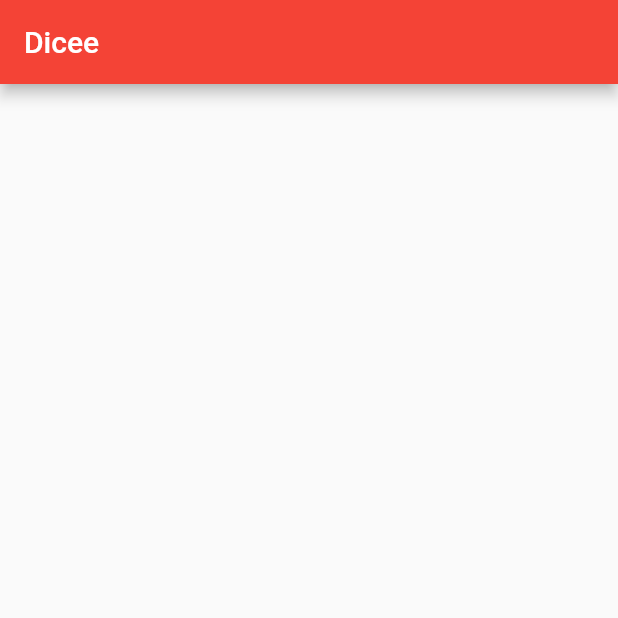
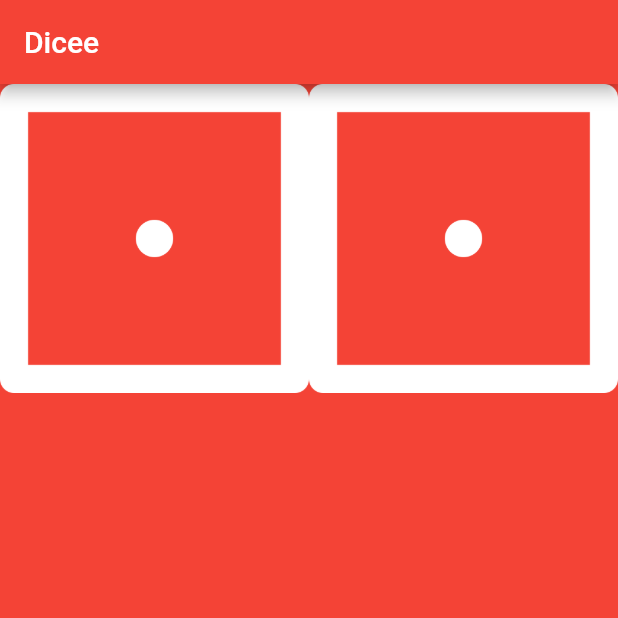
Before and after one commit to robsonsilv4/Dicee, a Flutter app: the screen it shows after launch, on a phone screen of 412 x 824 dp, the top half of it. Run offline on Flutter 3.47's test engine with Material 2 defaults, Android fonts, the phone set to English and light mode, and no system bars.

Commit message:
Visualizaçao dos dados

```diff
--- a/lib/main.dart
+++ b/lib/main.dart
@@ -1,12 +1,13 @@
 import 'package:flutter/material.dart';
 
 void main() {
-  runApp(MaterialApp(
+  return runApp(MaterialApp(
     home: Scaffold(
       appBar: AppBar(
         title: Text('Dicee'),
         backgroundColor: Colors.red,
       ),
+      backgroundColor: Colors.red,
       body: DicePage(),
     ),
   ));
@@ -15,6 +16,11 @@ void main() {
 class DicePage extends StatelessWidget {
   @override
   Widget build(BuildContext context) {
-    return Container();
+    return Row(
+      children: <Widget>[
+        Expanded(child: Image.asset('images/dice1.png')),
+        Expanded(child: Image.asset('images/dice1.png'))
+      ],
+    );
   }
 }
```
